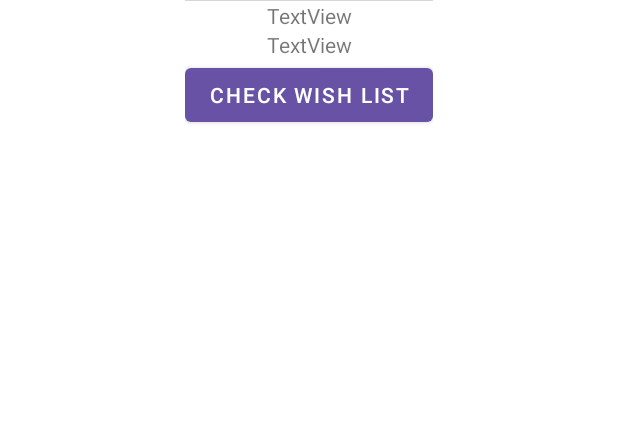
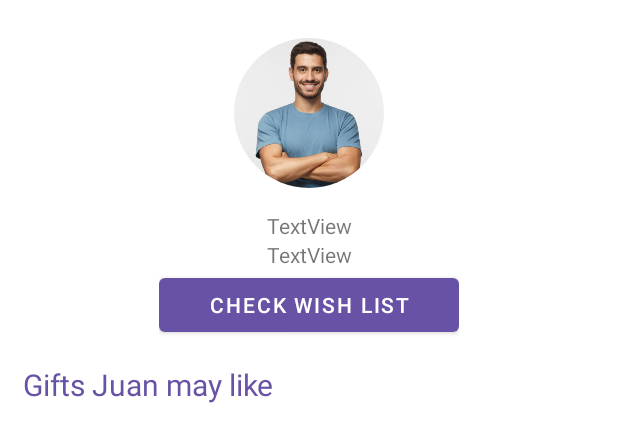
Before and after one commit to malvarezg1/iGift, an Android app: the layout fragment_profile.xml on its own in the app's theme, with its tools: preview values and no code run, on a phone screen of 412 x 824 dp. Shown: the top 442 px of the screen. Run offline under Robolectric (Android 15) with nearby library versions, the phone set to English and light mode, and no system bars; Roboto replaces fonts that are not available here.

Commit message:
Profile finished

```diff
--- a/iGift/app/build.gradle
+++ b/iGift/app/build.gradle
@@ -57,6 +57,9 @@ dependencies {
     implementation 'com.firebaseui:firebase-ui-auth:7.2.0'
     implementation 'com.google.firebase:firebase-auth:21.0.1'
 
+    //Graficas
+    implementation 'de.hdodenhof:circleimageview:1.2.1'
+
 
 
 }
--- a/iGift/app/src/main/java/com/example/igift/adapters/OccasionAdapter.kt
+++ b/iGift/app/src/main/java/com/example/igift/adapters/OccasionAdapter.kt
@@ -14,7 +14,7 @@
 class OccasionAdapter(private val context: Context, private val dateset: List<Occasion>): RecyclerView.Adapter<OccasionAdapter.OccasionViewHolder>() {
 
     class OccasionViewHolder(private val view : View) : RecyclerView.ViewHolder(view) {
-        val textView: TextView = view.findViewById(R.id.occasionTitleView)
+        val textView: TextView = view.findViewById(R.id.occasion_title)
         val imageView : ImageView = view.findViewById(R.id.occasionImageView)
     }
 
--- a/iGift/app/src/main/res/layout/fragment_profile.xml
+++ b/iGift/app/src/main/res/layout/fragment_profile.xml
@@ -6,26 +6,31 @@
     xmlns:tools="http://schemas.android.com/tools"
     xmlns:app="http://schemas.android.com/apk/res-auto">
 
+
     <LinearLayout
-        android:layout_width="wrap_content"
+        android:id="@+id/linearLayout2"
+        android:layout_width="200dp"
         android:layout_height="wrap_content"
+        android:layout_marginTop="25dp"
         android:orientation="vertical"
         app:layout_constraintEnd_toEndOf="parent"
         app:layout_constraintStart_toStartOf="parent"
         app:layout_constraintTop_toTopOf="parent">
 
-        <ImageView
+        <de.hdodenhof.circleimageview.CircleImageView xmlns:app="http://schemas.android.com/apk/res-auto"
             android:id="@+id/profileImage"
-            android:layout_width="match_parent"
-            android:layout_height="wrap_content"
-            tools:srcCompat="@tools:sample/avatars" />
-
+            android:layout_gravity="center_horizontal"
+            android:layout_width="100dp"
+            android:layout_height="100dp"
+            android:layout_marginBottom="15dp"
+            android:src="@drawable/profile" />
         <TextView
             android:id="@+id/profileName"
             android:layout_width="match_parent"
             android:layout_height="wrap_content"
             android:text="TextView"
             android:textAlignment="center" />
+
         <TextView
             android:id="@+id/profileCity"
             android:layout_width="match_parent"
@@ -40,4 +45,25 @@
             android:text="@string/check_wish_list_button" />
     </LinearLayout>
 
+    <TextView
+        android:id="@+id/recommendationTitles"
+        android:layout_width="wrap_content"
+        android:layout_height="wrap_content"
+        android:layout_marginStart="15dp"
+        android:layout_marginTop="15dp"
+        android:text="Gifts Juan may like"
+        android:textColor="@color/purple_500"
+        android:textSize="20sp"
+        app:layout_constraintStart_toStartOf="parent"
+        app:layout_constraintTop_toBottomOf="@+id/linearLayout2" />
+
+    <androidx.recyclerview.widget.RecyclerView
+        android:id="@+id/recommendationsRecycler"
+        android:layout_width="409dp"
+        android:layout_height="400dp"
+        android:layout_marginEnd="1dp"
+        app:layout_constraintBottom_toBottomOf="parent"
+        app:layout_constraintEnd_toEndOf="parent"
+        app:layout_constraintTop_toBottomOf="@+id/recommendationTitles" />
+
 </androidx.constraintlayout.widget.ConstraintLayout>
--- a/iGift/app/src/main/res/layout/occasion_item.xml
+++ b/iGift/app/src/main/res/layout/occasion_item.xml
@@ -18,7 +18,7 @@
         android:scaleType="centerCrop"/>
 
     <TextView
-        android:id="@+id/occasionTitleView"
+        android:id="@+id/occasion_title"
         android:layout_width="match_parent"
         android:layout_height="wrap_content"
         android:padding="16dp"
```
Also changed, not shown: iGift/app/src/main/java/com/example/igift/ProfileFragment.kt (+18 -0 lines), iGift/app/src/main/java/com/example/igift/adapters/RecommendationsAdapter.kt (added, +34 -0 lines), iGift/app/src/main/java/com/example/igift/data/Datasource.kt (+12 -0 lines), iGift/app/src/main/java/com/example/igift/model/Recommendation.kt (added, +7 -0 lines), iGift/app/src/main/res/layout/recommendation_item.xml (added, +28 -0 lines).
